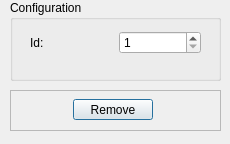
Old version of the form comp_deleter.ui in the repository 0x000N3X4N/HomeApplianceService.
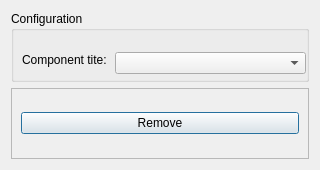
New version of the form.

Commit message: added: comps global update, 'deleters', rename proj;

Patch:
```diff
--- a/comp_deleter.ui
+++ b/comp_deleter.ui
@@ -6,96 +6,76 @@
    <rect>
     <x>0</x>
     <y>0</y>
-    <width>230</width>
-    <height>144</height>
+    <width>320</width>
+    <height>170</height>
    </rect>
   </property>
   <property name="minimumSize">
    <size>
-    <width>230</width>
+    <width>320</width>
     <height>144</height>
    </size>
   </property>
   <property name="maximumSize">
    <size>
-    <width>230</width>
-    <height>144</height>
+    <width>320</width>
+    <height>170</height>
    </size>
   </property>
   <property name="windowTitle">
    <string>Delete service</string>
   </property>
+  <layout class="QGridLayout" name="gridLayout">
+   <item row="0" column="0">
   <widget class="QGroupBox" name="deleter_gBox">
-   <property name="geometry">
-    <rect>
-     <x>10</x>
-     <y>0</y>
-     <width>211</width>
-     <height>81</height>
-    </rect>
-   </property>
    <property name="title">
     <string>Configuration</string>
    </property>
-   <widget class="QWidget" name="layoutWidget">
+     <widget class="QLabel" name="comp_type_l">
     <property name="geometry">
      <rect>
-      <x>20</x>
-      <y>30</y>
-      <width>171</width>
-      <height>25</height>
-     </rect>
-    </property>
-    <layout class="QHBoxLayout" name="id_hLayout">
-     <item>
-      <widget class="QLabel" name="id_label">
+        <x>11</x>
+        <y>41</y>
+        <width>84</width>
+        <height>16</height>
+       </rect>
+      </property>
        <property name="text">
-        <string>Id:</string>
-       </property>
-      </widget>
-     </item>
-     <item>
-      <widget class="QSpinBox" name="id_spinBox">
-       <property name="minimum">
-        <number>1</number>
-       </property>
-       <property name="maximum">
-        <number>999999999</number>
-       </property>
-      </widget>
-     </item>
-    </layout>
-   </widget>
-  </widget>
+       <string>Component tite:</string>
+      </property>
+     </widget>
+     <widget class="QComboBox" name="comp_type_cmbBox">
+      <property name="geometry">
+       <rect>
+        <x>104</x>
+        <y>41</y>
+        <width>191</width>
+        <height>22</height>
+       </rect>
+      </property>
+     </widget>
+    </widget>
+   </item>
+   <item row="1" column="0">
   <widget class="QFrame" name="toolBar_frame">
-   <property name="geometry">
-    <rect>
-     <x>10</x>
-     <y>90</y>
-     <width>211</width>
-     <height>41</height>
-    </rect>
-   </property>
    <property name="frameShape">
     <enum>QFrame::StyledPanel</enum>
    </property>
    <property name="frameShadow">
     <enum>QFrame::Raised</enum>
    </property>
+     <layout class="QVBoxLayout" name="verticalLayout">
+      <item>
    <widget class="QPushButton" name="accept_deleter_btn">
-    <property name="geometry">
-     <rect>
-      <x>63</x>
-      <y>9</y>
-      <width>80</width>
-      <height>21</height>
-     </rect>
-    </property>
     <property name="text">
      <string>Remove</string>
     </property>
    </widget>
-  </widget>
+      </item>
+     </layout>
+    </widget>
+   </item>
+  </layout>
  </widget>
  <resources/>
  <connections/>
```
Left out of the diff: 6 changed lines with no effect on the pictures. Lines whose indentation alone changed are shown as unchanged. The commit also changes 23 other files.
